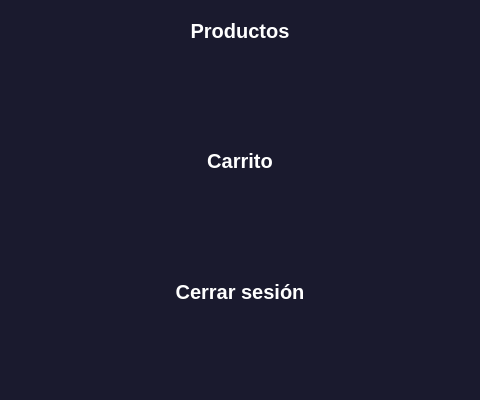
Old version of the form ui_topflow/Menu_topflow.ui in the repository LIMONCITO045/Proyecto-Desarrollo-de-apps; both pictures show x 315 to 795 and y 254 to 654 of the 1110 by 654 pixel window.
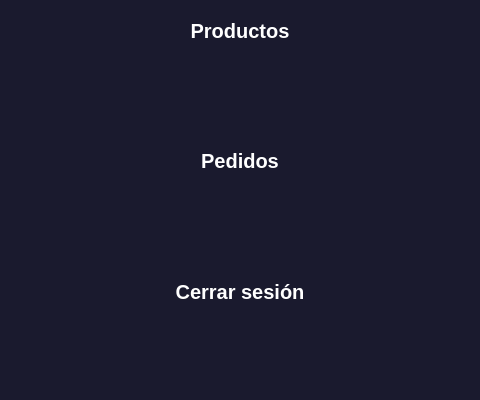
New version of the form. Icons and pictures are not drawn.

Commit message: falto modificar ete sech

Diff of the .ui file:
```diff
--- a/ui_topflow/Menu_topflow.ui
+++ b/ui_topflow/Menu_topflow.ui
@@ -725,7 +725,7 @@
         </size>
        </property>
        <property name="text">
-        <string>Carrito</string>
+        <string>Pedidos</string>
        </property>
        <property name="icon">
         <iconset>
```
